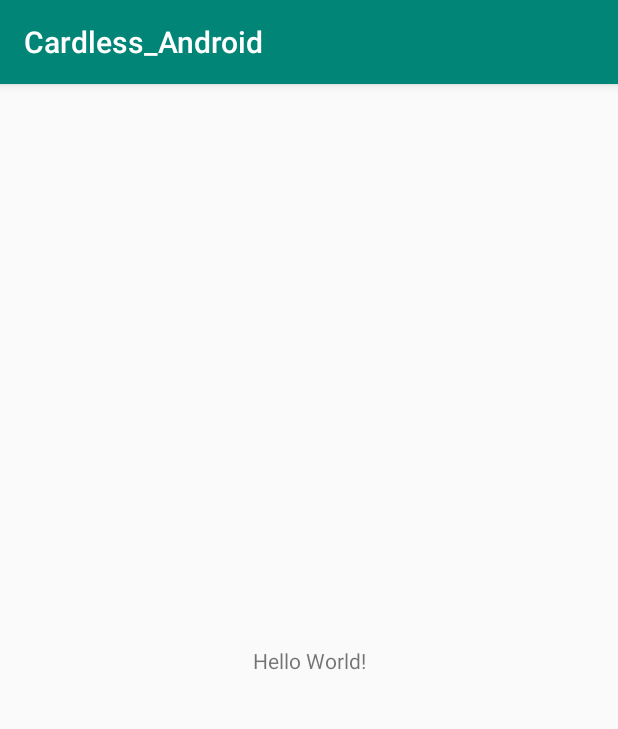
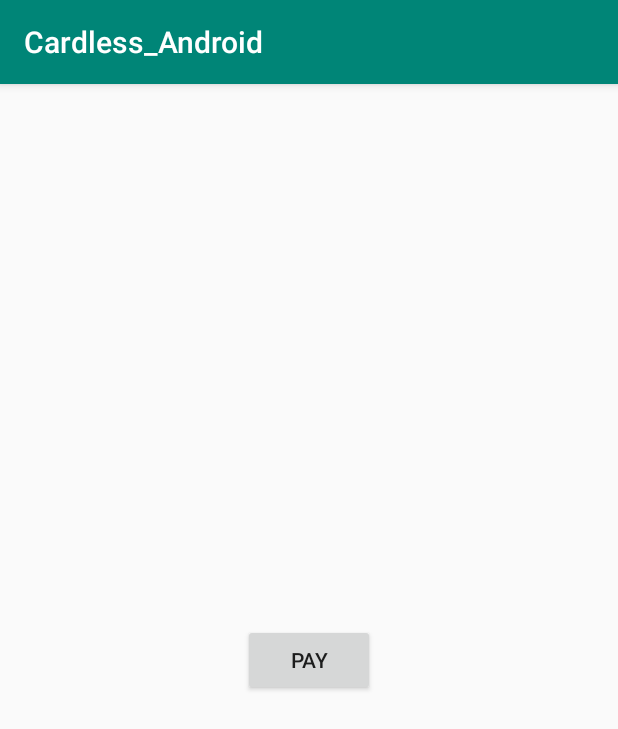
Before and after one commit to lewisfzhang/Cardless_Android, an Android app: the screen it shows after launch (MainActivity), on a phone screen of 412 x 824 dp. Shown: the top 729 px of the screen. Run offline under Robolectric (Android 15) with nearby library versions, the phone set to English and light mode, and no system bars.

```diff
--- a/app/build.gradle
+++ b/app/build.gradle
@@ -26,4 +26,9 @@ dependencies {
     testImplementation 'junit:junit:4.12'
     androidTestImplementation 'androidx.test:runner:1.1.1'
     androidTestImplementation 'androidx.test.espresso:espresso-core:3.1.1'
+    androidTestImplementation 'androidx.test.ext:junit:1.1.1'
+
+    implementation 'com.android.support:support-v4'
+    implementation group: 'androidx.appcompat', name: 'appcompat', version: '1.0.0'
+    implementation 'me.dm7.barcodescanner:zxing:1.9.8'
 }
--- a/app/src/main/res/layout/activity_main.xml
+++ b/app/src/main/res/layout/activity_main.xml
@@ -6,13 +6,14 @@
     android:layout_height="match_parent"
     tools:context=".MainActivity">
 
-    <TextView
+    <Button
+        android:id="@+id/payButton"
         android:layout_width="wrap_content"
         android:layout_height="wrap_content"
-        android:text="Hello World!"
+        android:text="Pay"
+        android:onClick="launchFullActivity"
         app:layout_constraintBottom_toBottomOf="parent"
-        app:layout_constraintLeft_toLeftOf="parent"
-        app:layout_constraintRight_toRightOf="parent"
+        app:layout_constraintEnd_toEndOf="parent"
+        app:layout_constraintStart_toStartOf="parent"
         app:layout_constraintTop_toTopOf="parent" />
-
 </androidx.constraintlayout.widget.ConstraintLayout>
--- /dev/null
+++ b/app/src/main/res/layout/activity_payment.xml
@@ -0,0 +1,6 @@
+<?xml version="1.0" encoding="utf-8"?>
+<LinearLayout xmlns:android="http://schemas.android.com/apk/res/android"
+    android:orientation="vertical" android:layout_width="match_parent"
+    android:layout_height="match_parent">
+
+</LinearLayout>
--- a/app/src/main/res/values/colors.xml
+++ b/app/src/main/res/values/colors.xml
@@ -3,4 +3,14 @@
     <color name="colorPrimary">#008577</color>
     <color name="colorPrimaryDark">#00574B</color>
     <color name="colorAccent">#D81B60</color>
+
+    <color name="actionbar_opacity">#33000000</color>
+    <color name="primary">#3F51B5</color>
+    <color name="primary_dark">#303F9F</color>
+    <color name="primary_light">#C5CAE9</color>
+    <color name="accent">#E040FB</color>
+    <color name="primary_text">#212121</color>
+    <color name="secondary_text">#727272</color>
+    <color name="icons">#FFFFFF</color>
+    <color name="divider">#B6B6B6</color>
 </resources>
--- a/app/src/main/res/values/strings.xml
+++ b/app/src/main/res/values/strings.xml
@@ -1,3 +1,4 @@
 <resources>
     <string name="app_name">Cardless_Android</string>
+    <string name="scanner_activity">ZXing Scanner - Full Activity</string>
 </resources>
--- a/app/src/main/res/values/styles.xml
+++ b/app/src/main/res/values/styles.xml
@@ -7,5 +7,21 @@
         <item name="colorPrimaryDark">@color/colorPrimaryDark</item>
         <item name="colorAccent">@color/colorAccent</item>
     </style>
+    <style name="AppOverlayTheme" parent="@style/Theme.AppCompat.Light">
+        <item name="windowNoTitle">true</item>
+        <item name="windowActionBar">false</item>
+        <item name="android:windowFullscreen">true</item>
+        <item name="android:windowContentOverlay">@null</item>
+
+        <item name="colorPrimary">@color/primary</item>
+        <!-- darker variant for the status bar and contextual app bars -->
+        <item name="colorPrimaryDark">@color/primary_dark</item>
+        <!--   theme UI controls like checkboxes and text fields e.g. FloatActionButton -->
+        <item name="colorAccent">@color/accent</item>
+        <!-- Title Text Color -->
+        <item name="android:textColorPrimary">@color/primary_text</item>
+        <!-- color of the menu overflow icon (three vertical dots) -->
+        <item name="android:textColorSecondary">@color/secondary_text</item>
+    </style>
 
 </resources>
```
Also changed, not shown: app/src/main/AndroidManifest.xml (+7 -0 lines), app/src/main/java/com/example/cardless_android/BaseScannerActivity.java (added, +27 -0 lines), app/src/main/java/com/example/cardless_android/FullScannerActivity.java (added, +226 -0 lines), app/src/main/java/com/example/cardless_android/MainActivity.java (+43 -2 lines), app/src/main/java/com/example/cardless_android/MessageDialogFragment.java (added, +47 -0 lines), app/src/main/java/com/example/cardless_android/PaymentActivity.java (added, +13 -0 lines), app/src/main/res/layout/activity_full_scanner.xml (added, +14 -0 lines).
